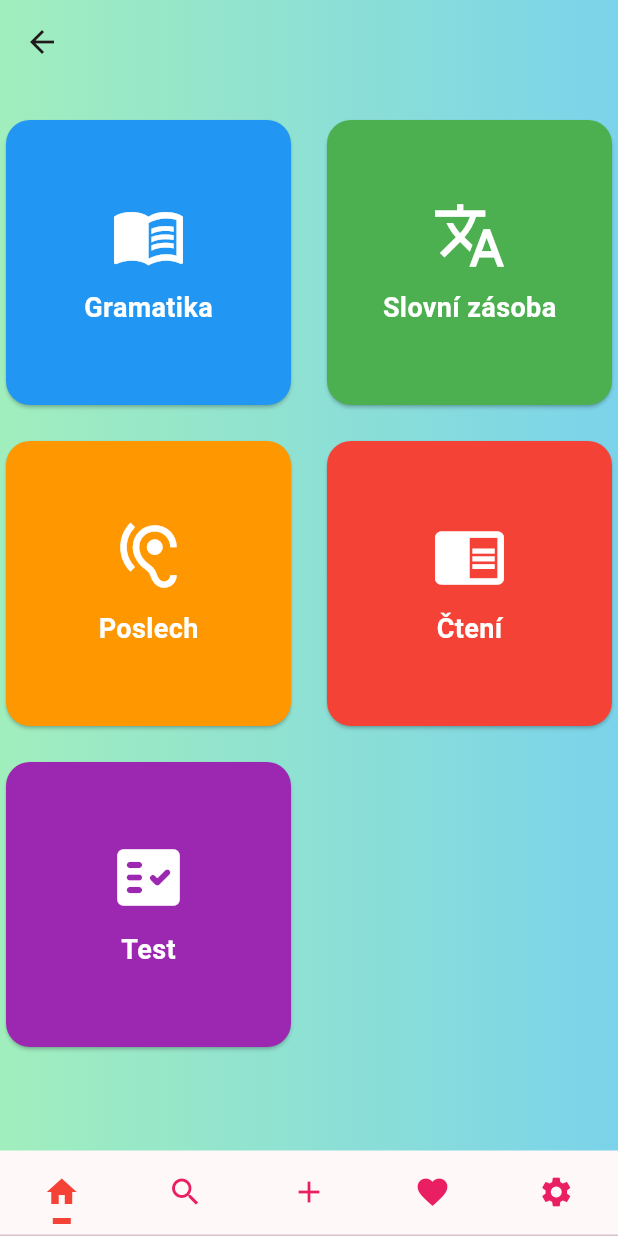
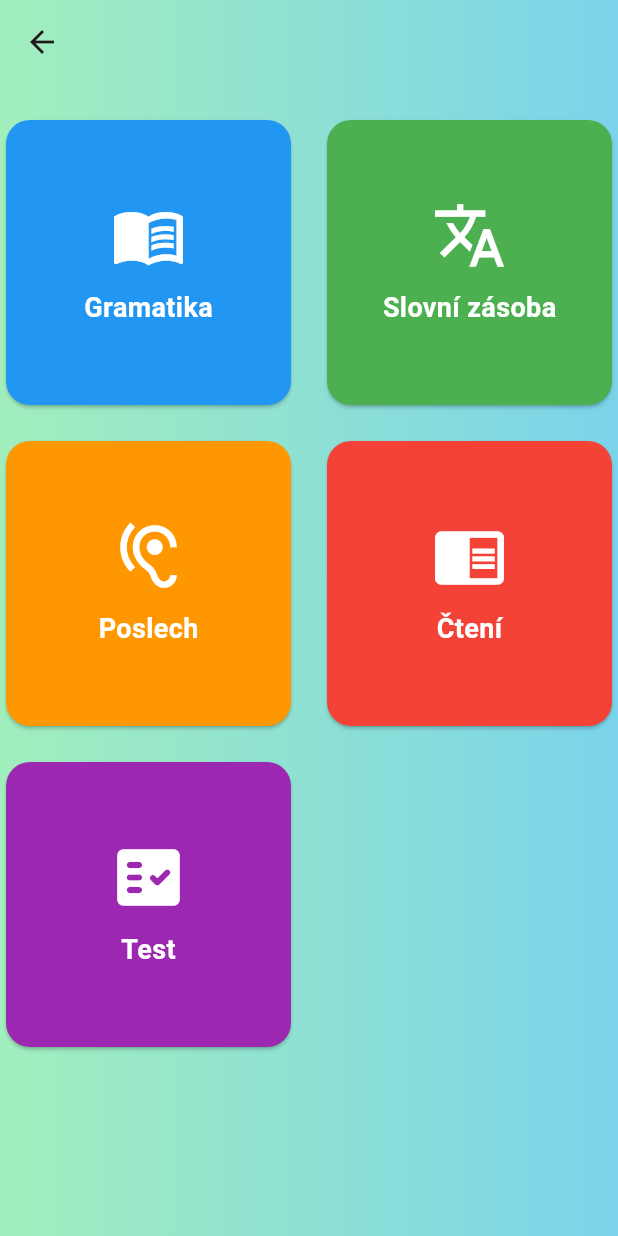
Before and after one commit to Pilnas2/Bakalarska_prace, a Flutter app: the LearningMenuPage screen opened directly with empty values, on a phone screen of 412 x 824 dp. Run offline on Flutter 3.47's test engine with Material 3 defaults, Android fonts, the phone set to English and light mode, and no system bars; our stand-ins replace audioplayers, firebase_core, firebase_database, flutter_dotenv, introduction_screen, shared_preferences; accounts and stored records are empty.

Commit message:
odstranění bottom bar

```diff
--- a/lib/main.dart
+++ b/lib/main.dart
@@ -41,6 +41,7 @@ class MyApp extends StatelessWidget {
       debugShowCheckedModeBanner: false,
       title: 'Learn Czech',
       theme: ThemeData(
+        visualDensity: VisualDensity.compact,
         colorScheme: ColorScheme.fromSeed(seedColor: Color(0xffFF65C2)),
         elevatedButtonTheme: ElevatedButtonThemeData(
           style: ElevatedButton.styleFrom(
--- a/lib/views/learning.dart
+++ b/lib/views/learning.dart
@@ -7,7 +7,6 @@ import 'grammar_lesson_page.dart';
 import 'vocabulary_page.dart';
 import 'listening_page.dart';
 import 'reading_page.dart';
-import 'package:flutter_floating_bottom_bar/flutter_floating_bottom_bar.dart';
 
 class LearningMenuPage extends StatefulWidget {
   final String topic;
@@ -84,112 +83,6 @@ class _LearningMenuPageState extends State<LearningMenuPage>
           ),
         ),
       ),
-      bottomNavigationBar: BottomBar(
-        fit: StackFit.expand,
-        borderRadius: BorderRadius.circular(80),
-        duration: Duration(seconds: 1),
-        showIcon: true,
-        width: MediaQuery.of(context).size.width * 0.8,
-        barColor: Colors.blueGrey,
-        start: 2,
-        end: 0,
-        offset: 15,
-        barAlignment: Alignment.bottomCenter,
-        iconHeight: 35,
-        iconWidth: 35,
-        reverse: false,
-        hideOnScroll: false,
-        scrollOpposite: false,
-        onBottomBarHidden: () {},
-        onBottomBarShown: () {},
-        body:
-            (context, controller) => TabBarView(
-              controller: tabController,
-              dragStartBehavior: DragStartBehavior.down,
-              physics: const BouncingScrollPhysics(),
-              children: [
-                ChatbotPage(),
-                GrammarLessonPage(),
-                VocabularyPage(topic: widget.topic, level: 'A1'),
-                LearningMenuPage(topic: widget.topic),
-                EditProfilePage(),
-              ],
-            ),
-        child: TabBar(
-          indicatorPadding: const EdgeInsets.fromLTRB(6, 0, 6, 0),
-          controller: tabController,
-          indicator: UnderlineTabIndicator(
-            borderSide: BorderSide(
-              color:
-                  currentPage == 0
-                      ? colors[0]
-                      : currentPage == 1
-                      ? colors[1]
-                      : currentPage == 2
-                      ? colors[2]
-                      : currentPage == 3
-                      ? colors[3]
-                      : currentPage == 4
-                      ? colors[4]
-                      : unselectedColor,
-              width: 4,
-            ),
-            insets: EdgeInsets.fromLTRB(16, 0, 16, 8),
-          ),
-          tabs: [
-            SizedBox(
-              height: 55,
-              width: 40,
-              child: Center(
-                child: Icon(
-                  Icons.home,
-                  color: currentPage == 0 ? colors[0] : unselectedColor,
-                ),
-              ),
-            ),
-            SizedBox(
-              height: 55,
-              width: 40,
-              child: Center(
-                child: Icon(
-                  Icons.search,
-                  color: currentPage == 1 ? colors[1] : unselectedColor,
-                ),
-              ),
-            ),
-            SizedBox(
-              height: 55,
-              width: 40,
-              child: Center(
-                child: Icon(
-                  Icons.add,
-                  color: currentPage == 2 ? colors[2] : unselectedColor,
-                ),
-              ),
-            ),
-            SizedBox(
-              height: 55,
-              width: 40,
-              child: Center(
-                child: Icon(
-                  Icons.favorite,
-                  color: currentPage == 3 ? colors[3] : unselectedColor,
-                ),
-              ),
-            ),
-            SizedBox(
-              height: 55,
-              width: 40,
-              child: Center(
-                child: Icon(
-                  Icons.settings,
-                  color: currentPage == 4 ? colors[4] : unselectedColor,
-                ),
-              ),
-            ),
-          ],
-        ),
-      ),
     );
   }
 
--- a/lib/views/topic.dart
+++ b/lib/views/topic.dart
@@ -1,7 +1,6 @@
 // ignore_for_file: non_constant_identifier_names
 import 'package:bakalarska_prace_pilny/models/background_gradient.dart';
 import 'package:bakalarska_prace_pilny/views/learning.dart';
-import 'package:cloud_firestore/cloud_firestore.dart';
 import 'package:firebase_database/firebase_database.dart';
 import 'package:flutter/material.dart';
 
--- a/pubspec.yaml
+++ b/pubspec.yaml
@@ -45,8 +45,7 @@ dependencies:
   shared_preferences: ^2.5.2
   audioplayers: ^6.2.0
   flutter_dotenv: ^5.2.1
-  flutter_floating_bottom_bar: ^1.2.1+1
-
+  google_nav_bar: ^5.0.7
 dev_dependencies:
   flutter_test:
     sdk: flutter
```
Also changed, not shown: lib/views/edit_profile_page.dart (+72 -4 lines), pubspec.lock.
